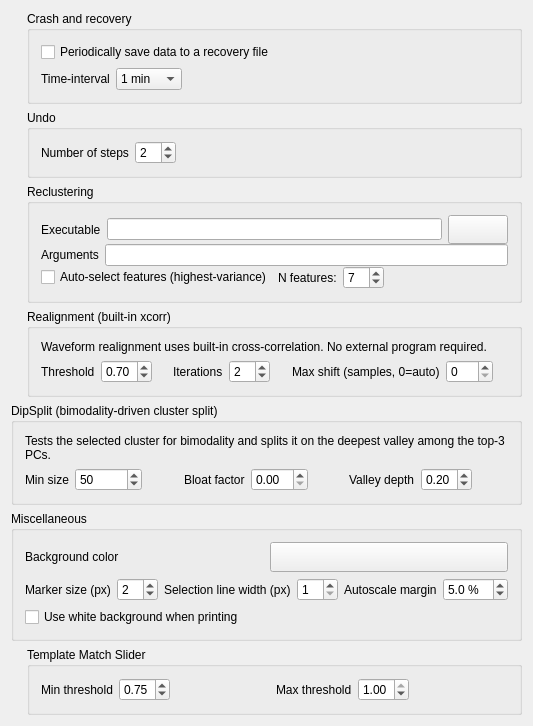
Gravios/neurosuite-3, file src/klusters/src/prefgenerallayout.ui: the form before one commit.
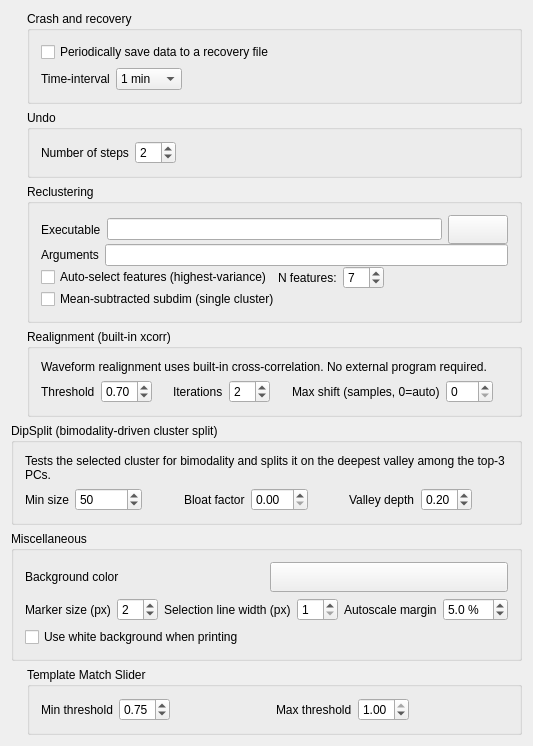
The form after the commit. Custom widgets are drawn as their Qt base class.

Commit message: patch76: klusters - add mean-subtracted subdimensional recluster mode for one cluster

```diff
--- a/src/klusters/src/prefgenerallayout.ui
+++ b/src/klusters/src/prefgenerallayout.ui
@@ -400,6 +400,37 @@
             </item>
            </layout>
           </item>
+          <item>
+           <!-- patch76: mean-subtracted sub-dimensional recluster mode -->
+           <layout class="QHBoxLayout">
+            <item>
+             <widget class="QCheckBox" name="reclusterMeanSubtractedSubdimCheckBox">
+              <property name="text">
+               <string>Mean-subtracted subdim (single cluster)</string>
+              </property>
+              <property name="toolTip">
+               <string>When checked and exactly one cluster is being reclustered, klusters subtracts the cluster's mean from each spike's features, projects the residuals onto the top N PCA components of the cluster, and feeds those to KlustaKwik instead of the full feature set. Reveals sub-structure in a cluster that the canonical PCA basis can't separate. N is taken from the N-features spin-box above. No effect when more than one cluster is reclustered.</string>
+              </property>
+             </widget>
+            </item>
+            <item>
+             <spacer name="spacer_subdim">
+              <property name="orientation">
+               <enum>Qt::Horizontal</enum>
+              </property>
+              <property name="sizeType">
+               <enum>QSizePolicy::Expanding</enum>
+              </property>
+              <property name="sizeHint" stdset="0">
+               <size>
+                <width>40</width>
+                <height>20</height>
+               </size>
+              </property>
+             </spacer>
+            </item>
+           </layout>
+          </item>
          </layout>
         </item>
        </layout>
```
Left out of the diff: 1 changed line with no effect on the pictures. The commit also changes 10 other files.
